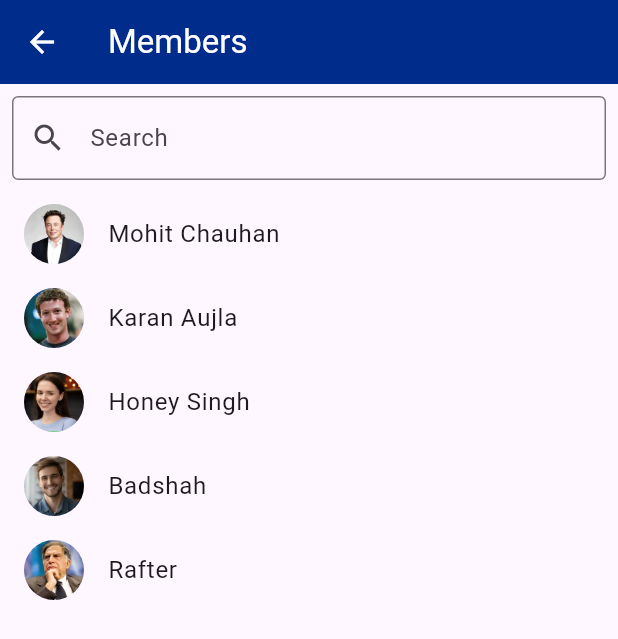
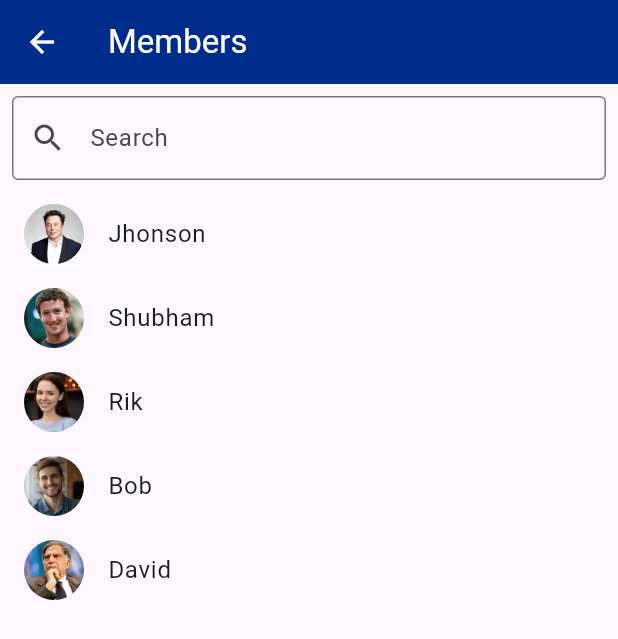
Before and after one commit to RahulSinghSirola/map_track, a Flutter app: the MemberScreen screen opened directly, on a phone screen of 412 x 824 dp. Shown: the top 639 px of the screen. Run offline on Flutter 3.47's test engine with Material 3 defaults, Android fonts, the phone set to English and light mode, and no system bars; our stand-ins replace google_maps_flutter.

Commit message:
user data update

```diff
--- a/lib/utils/constants.dart
+++ b/lib/utils/constants.dart
@@ -4,54 +4,56 @@ import '../models/person.dart';
 // Constants for persons and their locations
 final List<Person> persons = [
   Person(
-    name: 'Mohit Chauhan',
+    name: 'Jhonson',
     imagePath: 'assets/person1.png',
     locations: [
-      LatLng(28.948457, 79.905233),
-      LatLng(28.939879, 79.899726),
-      LatLng(28.931441, 79.932740),
-      LatLng(28.972021, 79.927961),
+      LatLng(-27.487208,153.039854),
+      LatLng(-27.47,153.02),
+      LatLng(-27.484,153.034),
+
       // Add more LatLng points as needed
     ],
-    time: ["in: 7:00 PM out: 10:00 PM", "in: 5:00 PM out: 7:00 PM", "in: 3:00 PM out: 7:00 PM", "in: 10:00 AM out: 3:00 PM",]
+    time: ["in: 7:00 PM out: 10:00 PM", "in: 5:00 PM out: 7:00 PM", "in: 3:00 PM out: 7:00 PM",]
   ),
   Person(
-    name: 'Karan Aujla',
+    name: 'Shubham',
     imagePath: 'assets/person2.png',
     locations: [
-      LatLng(28.946411, 79.920734),
-      LatLng(28.932961, 79.926703),
-      LatLng(28.955327, 79.933427),
+      LatLng(-27.492447,153.034962),
+      LatLng(-27.48,153.02),
+      LatLng(-27.49244,153.0349),
+
       // Add more LatLng points as needed
     ],
     time: ["in: 5:00 PM out: 7:00 PM", "in: 5:00 PM out: 3:00 PM", "in: 9:00 AM out: 3:00 PM"]
   ),
   Person(
-    name: 'Honey Singh',
+    name: 'Rik',
     imagePath: 'assets/person3.png',
     locations: [
-      LatLng(28.945799, 79.913506),
+      LatLng(-27.484436,153.031580),
       // Add more LatLng points as needed
     ],
     time: ["in: 10:00 AM"]
   ),
   Person(
-    name: 'Badshah',
+    name: 'Bob',
     imagePath: 'assets/person4.png',
     locations: [
-      LatLng(28.955221, 79.908820),
-      LatLng(29.001264, 79.927685),
+      LatLng(-27.474839,153.035954),
+      LatLng(-27.45,153.0345),
       // Add more LatLng points as needed
     ],
     time: ["in: 7:00 PM out: 10:00 PM", "in: 5:00 PM out: 7:00 PM"]
   ),
   Person(
-    name: 'Rafter',
+    name: 'David',
     imagePath: 'assets/person5.png',
     locations: [
-      LatLng(28.932485, 79.928640),
-      LatLng(28.932971, 79.926711),
-      LatLng(28.931881, 79.926670),
+      LatLng(-27.479125,153.047337),
+      LatLng(-27.467,153.03),
+      LatLng(-27.48,153.0435),
+
       // Add more LatLng points as needed
     ],
     time: ["in: 6:00 PM out: 7:00 PM", "in: 2:00 PM out: 6:00 PM", "in: 9:00 AM out: 2:00 PM"]
```
